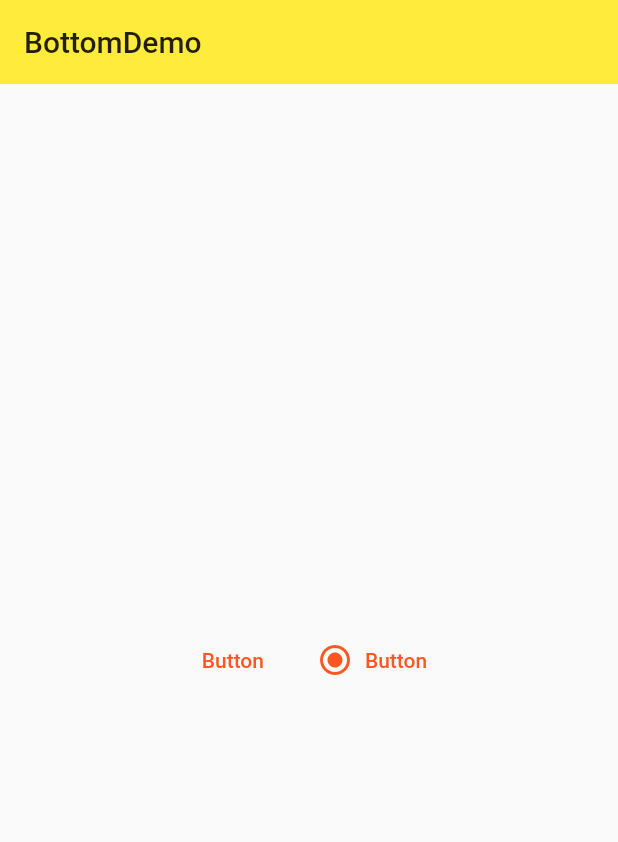
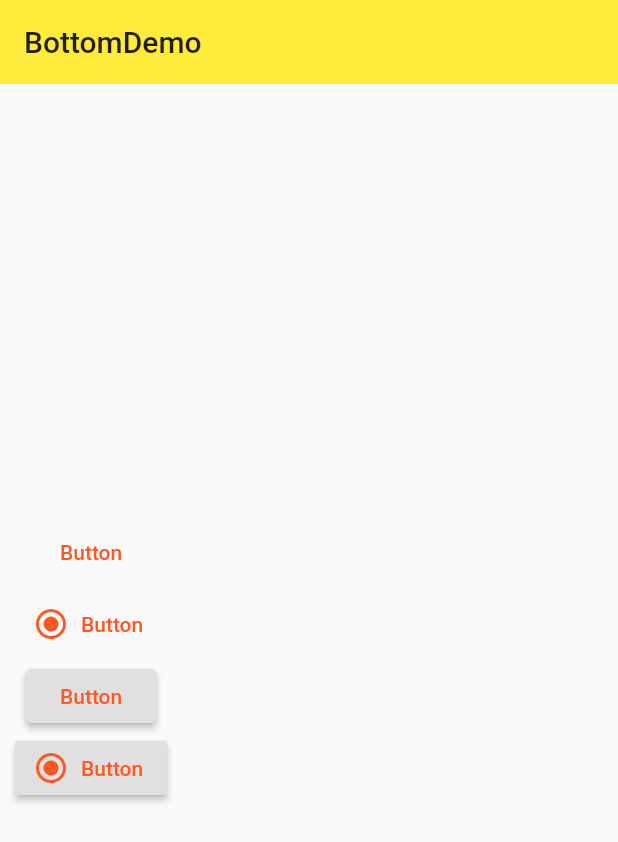
Before and after one commit to liao526/flutter_app, a Flutter app: the BottomDemo1 screen opened directly, on a phone screen of 412 x 824 dp. Shown: the top 842 px of the screen. Run offline on Flutter 3.47's test engine with Material 2 defaults, Android fonts, the phone set to English and light mode, and no system bars.

Commit message:
RaisedButton

```diff
--- a/lib/widgetimpl/components_demo.dart
+++ b/lib/widgetimpl/components_demo.dart
@@ -21,7 +21,7 @@ class MaterialComponents extends StatelessWidget {
 class BottomDemo1 extends StatelessWidget {
   @override
   Widget build(BuildContext context) {
-    final _rom = Row(
+    final _rom = Column(
       mainAxisAlignment: MainAxisAlignment.center,
       children: <Widget>[
         FlatButton(
@@ -31,12 +31,30 @@ class BottomDemo1 extends StatelessWidget {
           child: Text("Button",style: TextStyle(color: Theme.of(context).accentColor),),
           splashColor: Colors.yellow,
         ),
+        SizedBox(width: 10,),
         FlatButton.icon(onPressed: () {
           debugPrint("FlatButton.icon on clikc");
         },
             icon: Icon(Icons.radio_button_checked),
             label: Text("Button"),
-        splashColor: Colors.grey,textColor: Theme.of(context).accentColor,)
+        splashColor: Colors.grey,textColor: Theme.of(context).accentColor,),
+
+
+        RaisedButton(
+          onPressed: (){
+            debugPrint("flatButton on clikc");
+          },
+          shape: BeveledRectangleBorder(borderRadius:BorderRadius.all(Radius.circular(3))),
+          child: Text("Button",style: TextStyle(color: Theme.of(context).accentColor),),
+          splashColor: Colors.yellow,
+        ),
+        SizedBox(width: 10,),
+        RaisedButton.icon(onPressed: () {
+          debugPrint("FlatButton.icon on clikc");
+        },
+          icon: Icon(Icons.radio_button_checked),
+          label: Text("Button"),
+          splashColor: Colors.grey,textColor: Theme.of(context).accentColor,)
 
       ],
     );
```
